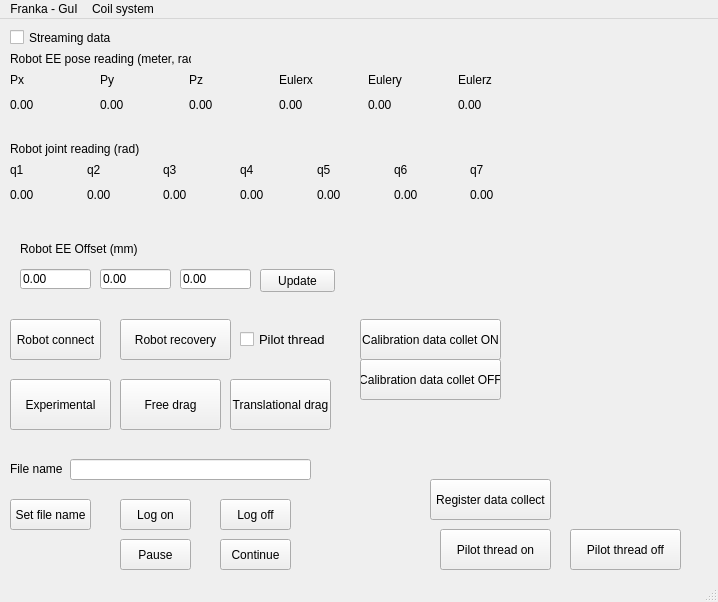
Above: mainwindow.ui from erikfredin/FrankaEmikaGUI before the change. Below: the same form after it.
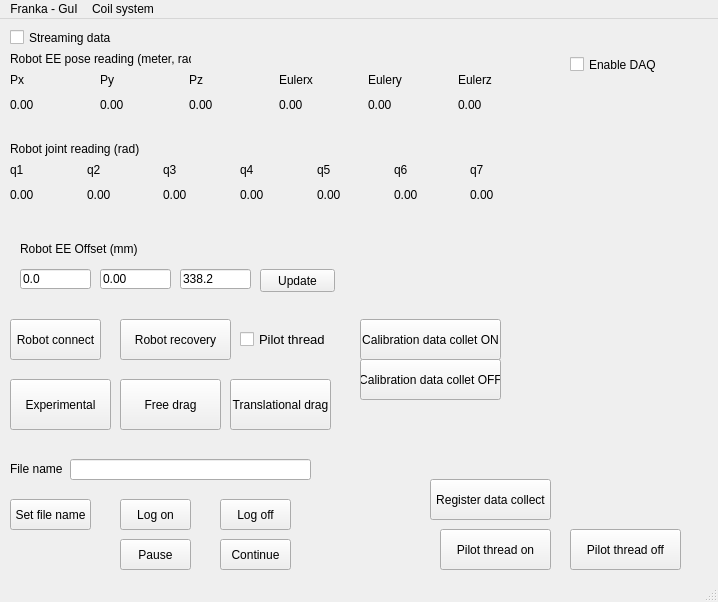
That is the form after the change.

Diff of the .ui file:
```diff
--- a/mainwindow.ui
+++ b/mainwindow.ui
@@ -158,7 +158,7 @@
      </rect>
     </property>
     <property name="text">
-     <string>0.00</string>
+     <string>0.0</string>
     </property>
    </widget>
    <widget class="QLineEdit" name="lineEdit_EE_y">
@@ -184,7 +184,7 @@
      </rect>
     </property>
     <property name="text">
-     <string>0.00</string>
+     <string>338.2</string>
     </property>
    </widget>
    <widget class="QLabel" name="label_2">
@@ -590,6 +590,19 @@
      <string>Calibration data collet OFF</string>
     </property>
    </widget>
+   <widget class="QCheckBox" name="checkBox_enableDAQ">
+    <property name="geometry">
+     <rect>
+      <x>570</x>
+      <y>30</y>
+      <width>91</width>
+      <height>31</height>
+     </rect>
+    </property>
+    <property name="text">
+     <string>Enable DAQ</string>
+    </property>
+   </widget>
   </widget>
   <widget class="QMenuBar" name="menubar">
    <property name="geometry">
```
